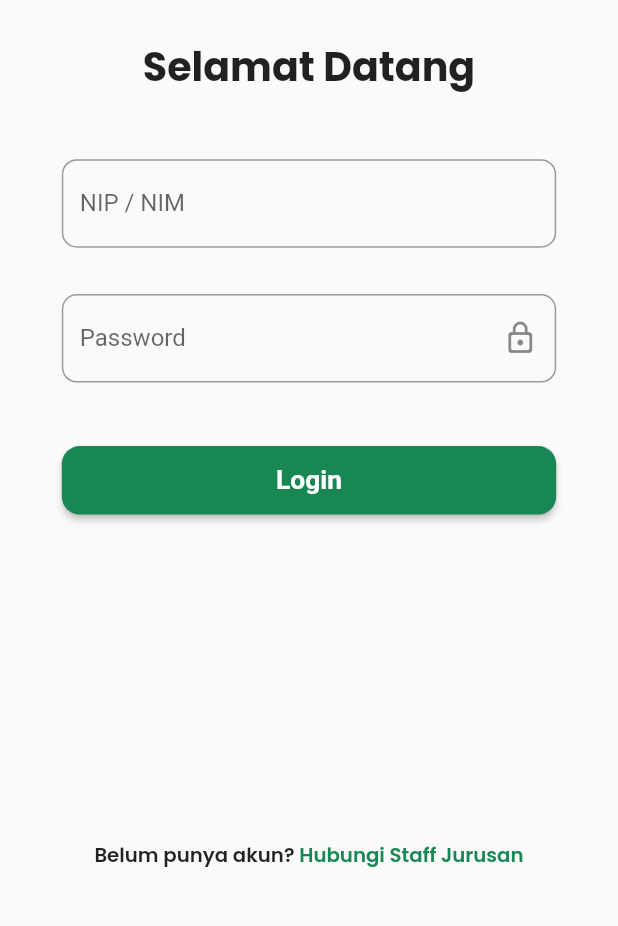
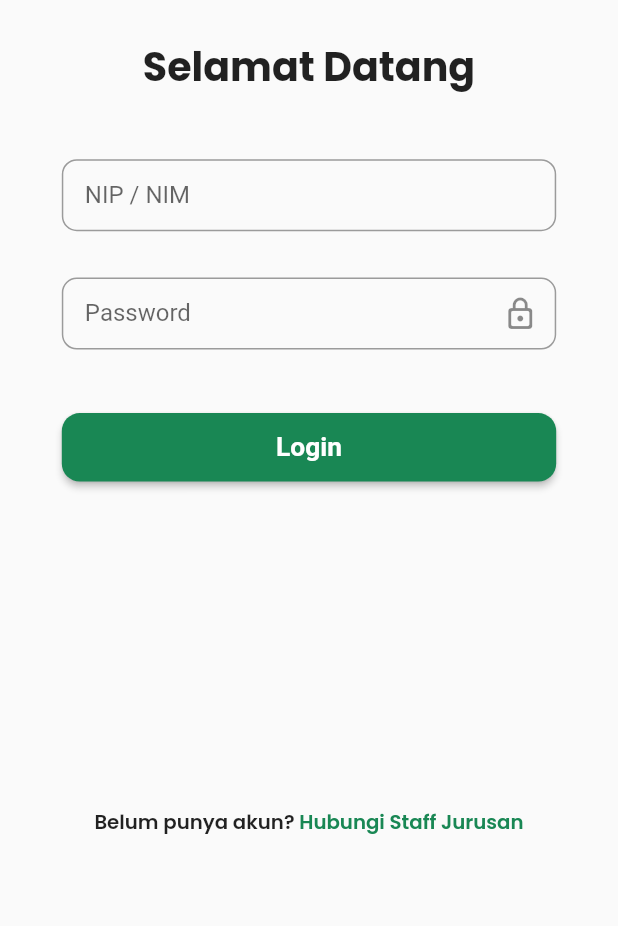
Before and after one commit to andrianazz/siajte_app, a Flutter app: the screen it shows after launch, on a phone screen of 412 x 824 dp, the part 216-1142 px from its top. Run offline on Flutter 3.47's test engine with Material 2 defaults, Android fonts, the phone set to English and light mode, and no system bars; our stand-ins replace dio, flutter_screenutil, get, google_fonts, shared_preferences.

Commit message:
change content padding in every textField

```diff
--- a/lib/app/modules/login/views/login_view.dart
+++ b/lib/app/modules/login/views/login_view.dart
@@ -46,6 +46,10 @@ class LoginView extends GetView<LoginController> {
                             return null;
                           },
                           decoration: InputDecoration(
+                            contentPadding: EdgeInsetsDirectional.symmetric(
+                              horizontal: 14.w,
+                              vertical: 14.h,
+                            ),
                             labelText: 'NIP / NIM',
                             border: OutlineInputBorder(
                               borderRadius: BorderRadius.circular(10),
@@ -65,6 +69,10 @@ class LoginView extends GetView<LoginController> {
                             },
                             decoration: InputDecoration(
                               labelText: 'Password',
+                              contentPadding: EdgeInsetsDirectional.symmetric(
+                                horizontal: 14.w,
+                                vertical: 14.h,
+                              ),
                               border: OutlineInputBorder(
                                 borderRadius: BorderRadius.circular(10),
                               ),
```
